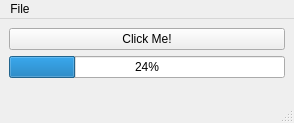
Above: mainwindow.ui from Achimh3011/Papierlos before the change. Below: the same form after it.
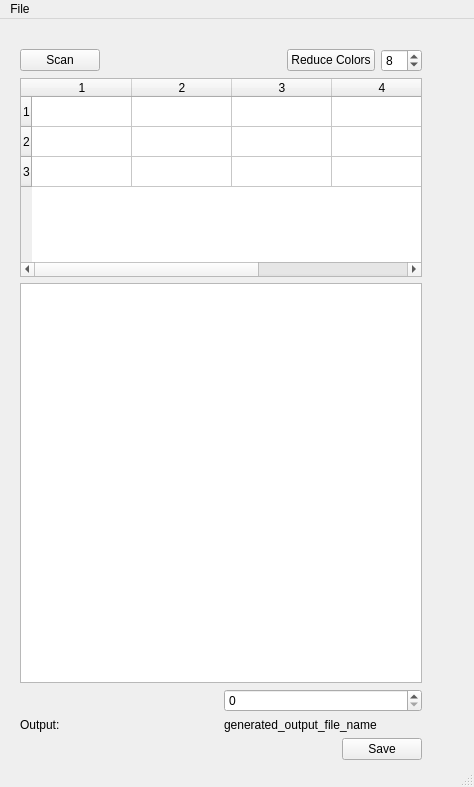
That is the form after the change. Custom widgets are drawn as their Qt base class.

What changed in the file:
```diff
--- a/mainwindow.ui
+++ b/mainwindow.ui
@@ -6,51 +6,184 @@
    <rect>
     <x>0</x>
     <y>0</y>
-    <width>294</width>
-    <height>123</height>
+    <width>474</width>
+    <height>787</height>
    </rect>
   </property>
+  <property name="sizePolicy">
+   <sizepolicy hsizetype="Expanding" vsizetype="Expanding">
+    <horstretch>0</horstretch>
+    <verstretch>0</verstretch>
+   </sizepolicy>
+  </property>
   <property name="windowTitle">
    <string>MainWindow</string>
   </property>
   <widget class="QWidget" name="centralwidget">
-   <layout class="QVBoxLayout" name="verticalLayout">
-    <item>
-     <widget class="QPushButton" name="pushButton">
-      <property name="text">
-       <string>Click Me!</string>
-      </property>
-     </widget>
-    </item>
-    <item>
-     <widget class="QProgressBar" name="progressBar">
-      <property name="value">
-       <number>24</number>
-      </property>
-     </widget>
-    </item>
-    <item>
-     <spacer name="verticalSpacer">
-      <property name="orientation">
-       <enum>Qt::Vertical</enum>
-      </property>
-      <property name="sizeHint" stdset="0">
-       <size>
-        <width>20</width>
-        <height>40</height>
-       </size>
-      </property>
-     </spacer>
-    </item>
-   </layout>
+   <property name="sizePolicy">
+    <sizepolicy hsizetype="Expanding" vsizetype="Expanding">
+     <horstretch>0</horstretch>
+     <verstretch>0</verstretch>
+    </sizepolicy>
+   </property>
+   <property name="minimumSize">
+    <size>
+     <width>0</width>
+     <height>0</height>
+    </size>
+   </property>
+   <widget class="QWidget" name="">
+    <property name="geometry">
+     <rect>
+      <x>20</x>
+      <y>30</y>
+      <width>402</width>
+      <height>711</height>
+     </rect>
+    </property>
+    <layout class="QVBoxLayout" name="verticalLayout_2">
+     <item>
+      <layout class="QHBoxLayout" name="horizontalLayout">
+       <item>
+        <widget class="KPushButton" name="scanButton">
+         <property name="text">
+          <string>Scan</string>
+         </property>
+        </widget>
+       </item>
+       <item>
+        <spacer name="topSpacer">
+         <property name="orientation">
+          <enum>Qt::Horizontal</enum>
+         </property>
+         <property name="sizeHint" stdset="0">
+          <size>
+           <width>40</width>
+           <height>20</height>
+          </size>
+         </property>
+        </spacer>
+       </item>
+       <item>
+        <widget class="KPushButton" name="reduceColorsButton">
+         <property name="text">
+          <string>Reduce Colors</string>
+         </property>
+        </widget>
+       </item>
+       <item>
+        <widget class="KIntSpinBox" name="numColorSpinBox">
+         <property name="minimum">
+          <number>2</number>
+         </property>
+         <property name="maximum">
+          <number>16</number>
+         </property>
+         <property name="value">
+          <number>8</number>
+         </property>
+        </widget>
+       </item>
+      </layout>
+     </item>
+     <item>
+      <widget class="KColorCells" name="colorEditorCells">
+       <row/>
+       <row/>
+       <row/>
+       <column/>
+       <column/>
+       <column/>
+       <column/>
+       <column/>
+      </widget>
+     </item>
+     <item>
+      <widget class="QGraphicsView" name="previewView">
+       <property name="sizePolicy">
+        <sizepolicy hsizetype="MinimumExpanding" vsizetype="MinimumExpanding">
+         <horstretch>0</horstretch>
+         <verstretch>0</verstretch>
+        </sizepolicy>
+       </property>
+       <property name="minimumSize">
+        <size>
+         <width>400</width>
+         <height>400</height>
+        </size>
+       </property>
+      </widget>
+     </item>
+     <item>
+      <layout class="QVBoxLayout" name="verticalLayout">
+       <item>
+        <layout class="QHBoxLayout" name="horizontalLayout_2">
+         <item>
+          <layout class="QHBoxLayout" name="horizontalLayout_3">
+           <item>
+            <widget class="KUrlRequester" name="baseFileNameRequester"/>
+           </item>
+           <item>
+            <widget class="KIntSpinBox" name="FileSeqSpinBox"/>
+           </item>
+          </layout>
+         </item>
+        </layout>
+       </item>
+       <item>
+        <layout class="QHBoxLayout" name="horizontalLayout_5">
+         <item>
+          <widget class="QLabel" name="generatedOutputNameTextLabel">
+           <property name="text">
+            <string>Output:</string>
+           </property>
+          </widget>
+         </item>
+         <item>
+          <widget class="QLabel" name="generatedOutputNameLabel">
+           <property name="text">
+            <string>generated_output_file_name</string>
+           </property>
+          </widget>
+         </item>
+        </layout>
+       </item>
+       <item>
+        <layout class="QHBoxLayout" name="horizontalLayout_4">
+         <item>
+          <spacer name="horizontalSpacer_2">
+           <property name="orientation">
+            <enum>Qt::Horizontal</enum>
+           </property>
+           <property name="sizeHint" stdset="0">
+            <size>
+             <width>40</width>
+             <height>20</height>
+            </size>
+           </property>
+          </spacer>
+         </item>
+         <item>
+          <widget class="KPushButton" name="saveButton">
+           <property name="text">
+            <string>Save</string>
+           </property>
+          </widget>
+         </item>
+        </layout>
+       </item>
+      </layout>
+     </item>
+    </layout>
+   </widget>
   </widget>
   <widget class="QMenuBar" name="menubar">
    <property name="geometry">
     <rect>
      <x>0</x>
      <y>0</y>
-     <width>294</width>
-     <height>22</height>
+     <width>474</width>
+     <height>20</height>
     </rect>
    </property>
    <widget class="QMenu" name="menuFile">
@@ -61,13 +194,48 @@
    </widget>
    <addaction name="menuFile"/>
   </widget>
-  <widget class="QStatusBar" name="statusbar"/>
+  <widget class="QStatusBar" name="statusbar">
+   <property name="sizePolicy">
+    <sizepolicy hsizetype="Expanding" vsizetype="MinimumExpanding">
+     <horstretch>0</horstretch>
+     <verstretch>0</verstretch>
+    </sizepolicy>
+   </property>
+   <property name="minimumSize">
+    <size>
+     <width>0</width>
+     <height>20</height>
+    </size>
+   </property>
+  </widget>
   <action name="actionQuit">
    <property name="text">
     <string>Quit</string>
    </property>
   </action>
  </widget>
+ <customwidgets>
+  <customwidget>
+   <class>KPushButton</class>
+   <extends>QPushButton</extends>
+   <header>kpushbutton.h</header>
+  </customwidget>
+  <customwidget>
+   <class>KIntSpinBox</class>
+   <extends>QSpinBox</extends>
+   <header>knuminput.h</header>
+  </customwidget>
+  <customwidget>
+   <class>KUrlRequester</class>
+   <extends>QFrame</extends>
+   <header>kurlrequester.h</header>
+  </customwidget>
+  <customwidget>
+   <class>KColorCells</class>
+   <extends>QTableWidget</extends>
+   <header>kcolordialog.h</header>
+  </customwidget>
+ </customwidgets>
  <resources/>
  <connections>
   <connection>
```
